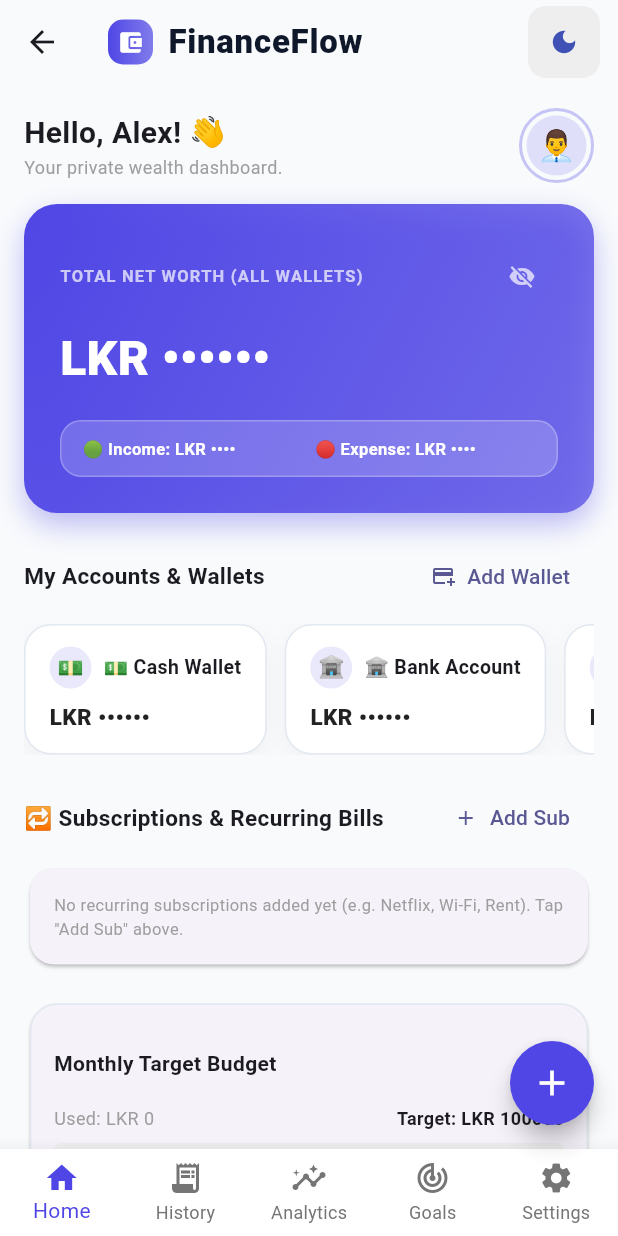
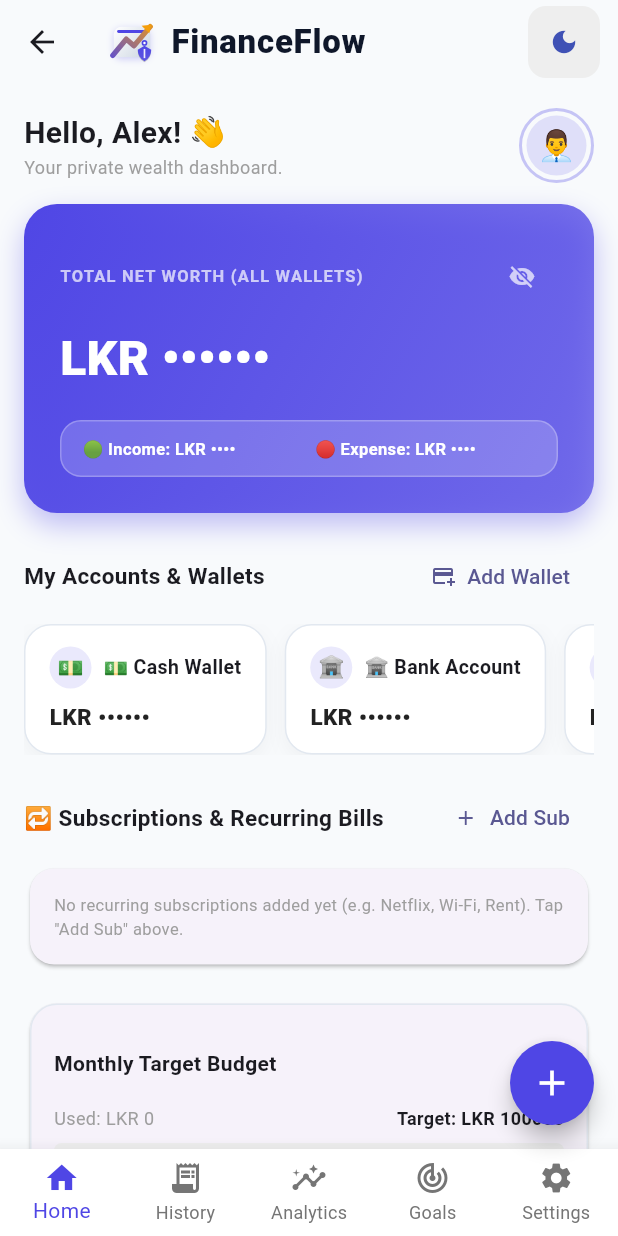
Before and after one commit to Kalana001/financeflow, a Flutter app: the DashboardScreen screen opened directly with empty values, after a tap on the "visibility" icon, on a phone screen of 412 x 824 dp. Run offline on Flutter 3.47's test engine with Material 3 defaults, Android fonts, the phone set to English and light mode, and no system bars; our stand-ins replace local_auth, shared_preferences, supabase_flutter; missing offline and left inert: dart:html; accounts and stored records are empty; Roboto replaces fonts that are missing (Outfit).

Commit message:
Implement dynamic logo matching uploaded design that dynamically adapts color when app theme changes

```diff
--- a/lib/screens/dashboard.dart
+++ b/lib/screens/dashboard.dart
@@ -3,6 +3,7 @@ import 'package:flutter/material.dart';
 import 'package:flutter/services.dart';
 import '../services/local_storage_service.dart';
 import '../utils/file_exporter.dart';
+import '../widgets/financeflow_logo.dart';
 
 class DashboardScreen extends StatefulWidget {
   final LocalStorageService storageService;
@@ -409,6 +410,8 @@ class _DashboardScreenState extends State<DashboardScreen> {
           child: Column(
             mainAxisAlignment: MainAxisAlignment.center,
             children: [
+              FinanceFlowLogo(size: 64, primaryColor: _themeColor, isDarkMode: _isDarkMode),
+              const SizedBox(height: 20),
               CircularProgressIndicator(color: _themeColor),
               const SizedBox(height: 16),
               const Text('Loading FinanceFlow...', style: TextStyle(fontWeight: FontWeight.bold, color: Colors.grey)),
@@ -459,13 +462,10 @@ class _DashboardScreenState extends State<DashboardScreen> {
           backgroundColor: Colors.transparent,
           title: Row(
             children: [
-              Container(
-                padding: const EdgeInsets.all(6),
-                decoration: BoxDecoration(
-                  gradient: LinearGradient(colors: [_themeColor, _themeColor.withOpacity(0.7)]),
-                  borderRadius: BorderRadius.circular(10),
-                ),
-                child: const Icon(Icons.account_balance_wallet, color: Colors.white, size: 18),
+              FinanceFlowLogo(
+                size: 32,
+                primaryColor: _themeColor,
+                isDarkMode: _isDarkMode,
               ),
               const SizedBox(width: 10),
               Text(
--- /dev/null
+++ b/lib/widgets/financeflow_logo.dart
@@ -0,0 +1,183 @@
+import 'package:flutter/material.dart';
+
+class FinanceFlowLogo extends StatelessWidget {
+  final double size;
+  final Color primaryColor;
+  final Color? accentColor;
+  final bool isDarkMode;
+
+  const FinanceFlowLogo({
+    super.key,
+    this.size = 28.0,
+    required this.primaryColor,
+    this.accentColor,
+    this.isDarkMode = false,
+  });
+
+  @override
+  Widget build(BuildContext context) {
+    final effectiveAccent = accentColor ?? const Color(0xFFF59E0B); // Gold/Amber accent
+
+    return SizedBox(
+      width: size,
+      height: size,
+      child: CustomPaint(
+        painter: _FinanceFlowLogoPainter(
+          primaryColor: primaryColor,
+          accentColor: effectiveAccent,
+          isDarkMode: isDarkMode,
+        ),
+      ),
+    );
+  }
+}
+
+class _FinanceFlowLogoPainter extends CustomPainter {
+  final Color primaryColor;
+  final Color accentColor;
+  final bool isDarkMode;
+
+  _FinanceFlowLogoPainter({
+    required this.primaryColor,
+    required this.accentColor,
+    required this.isDarkMode,
+  });
+
+  @override
+  void paint(Canvas canvas, Size size) {
+    final w = size.width;
+    final h = size.height;
+
+    // 1. Draw Wallet Body (Silver/White base with Primary Tint gradient)
+    final walletRect = RRect.fromRectAndRadius(
+      Rect.fromLTWH(w * 0.12, h * 0.18, w * 0.76, h * 0.64),
+      Radius.circular(w * 0.16),
+    );
+
+    final walletPaint = Paint()
+      ..shader = LinearGradient(
+        colors: [
+          isDarkMode ? const Color(0xFFE2E8F0) : const Color(0xFFFFFFFF),
+          isDarkMode ? const Color(0xFF94A3B8) : const Color(0xFFCBD5E1),
+        ],
+        begin: Alignment.topLeft,
+        end: Alignment.bottomRight,
+      ).createShader(walletRect.outerRect);
+
+    final shadowPaint = Paint()
+      ..color = primaryColor.withOpacity(0.25)
+      ..maskFilter = MaskFilter.blur(BlurStyle.normal, w * 0.08);
+
+    // Draw Wallet Shadow
+    canvas.drawRRect(walletRect.shift(Offset(0, h * 0.04)), shadowPaint);
+    // Draw Wallet Body
+    canvas.drawRRect(walletRect, walletPaint);
+
+    // Wallet Top Line Accent
+    final topLinePaint = Paint()
+      ..color = primaryColor
+      ..style = PaintingStyle.stroke
+      ..strokeWidth = w * 0.06
+      ..strokeCap = StrokeCap.round;
+
+    final topLinePath = Path()
+      ..moveTo(w * 0.22, h * 0.28)
+      ..lineTo(w * 0.78, h * 0.28);
+    canvas.drawPath(topLinePath, topLinePaint);
+
+    // Wallet Clasp Button
+    final claspPaint = Paint()..color = primaryColor;
+    canvas.drawCircle(Offset(w * 0.76, h * 0.52), w * 0.06, claspPaint);
+    canvas.drawCircle(Offset(w * 0.76, h * 0.52), w * 0.025, Paint()..color = Colors.white);
+
+    // 2. Draw Upward Growth Arrow (Dynamic Theme Gradient)
+    final arrowPaint = Paint()
+      ..shader = LinearGradient(
+        colors: [
+          primaryColor,
+          accentColor,
+        ],
+        begin: Alignment.bottomLeft,
+        end: Alignment.topRight,
+      ).createShader(Rect.fromLTWH(0, 0, w, h))
+      ..style = PaintingStyle.stroke
+      ..strokeWidth = w * 0.11
+      ..strokeCap = StrokeCap.round
+      ..strokeJoin = StrokeJoin.round;
+
+    final arrowPath = Path()
+      ..moveTo(w * 0.10, h * 0.78)
+      ..lineTo(w * 0.38, h * 0.44)
+      ..lineTo(w * 0.54, h * 0.58)
+      ..lineTo(w * 0.88, h * 0.18);
+
+    canvas.drawPath(arrowPath, arrowPaint);
+
+    // Arrow Head Tip Triangle
+    final tipPath = Path()
+      ..moveTo(w * 0.90, h * 0.14)
+      ..lineTo(w * 0.70, h * 0.16)
+      ..lineTo(w * 0.86, h * 0.32)
+      ..close();
+
+    final tipPaint = Paint()
+      ..color = accentColor
+      ..style = PaintingStyle.fill;
+    canvas.drawPath(tipPath, tipPaint);
+
+    // 3. Draw Security Shield Emblem (Bottom Right)
+    final shieldWidth = w * 0.28;
+    final shieldHeight = h * 0.32;
+    final shieldLeft = w * 0.62;
+    final shieldTop = h * 0.58;
+
+    final shieldPath = Path()
+      ..moveTo(shieldLeft + shieldWidth * 0.5, shieldTop)
+      ..lineTo(shieldLeft + shieldWidth, shieldTop + shieldHeight * 0.25)
+      ..quadraticBezierTo(
+        shieldLeft + shieldWidth,
+        shieldTop + shieldHeight * 0.75,
+        shieldLeft + shieldWidth * 0.5,
+        shieldTop + shieldHeight,
+      )
+      ..quadraticBezierTo(
+        shieldLeft,
+        shieldTop + shieldHeight * 0.75,
+        shieldLeft,
+        shieldTop + shieldHeight * 0.25,
+      )
+      ..close();
+
+    final shieldPaint = Paint()
+      ..shader = LinearGradient(
+        colors: [
+          primaryColor,
+          primaryColor.withOpacity(0.85),
+        ],
+        begin: Alignment.topCenter,
+        end: Alignment.bottomCenter,
+      ).createShader(Rect.fromLTWH(shieldLeft, shieldTop, shieldWidth, shieldHeight));
+
+    // Draw Shield Shadow & Body
+    canvas.drawPath(shieldPath.shift(Offset(0, h * 0.02)), Paint()..color = Colors.black.withOpacity(0.2));
+    canvas.drawPath(shieldPath, shieldPaint);
+
+    // Shield Inner Line Detail
+    final shieldLinePaint = Paint()
+      ..color = Colors.white.withOpacity(0.9)
+      ..style = PaintingStyle.stroke
+      ..strokeWidth = w * 0.035;
+
+    final shieldInnerPath = Path()
+      ..moveTo(shieldLeft + shieldWidth * 0.5, shieldTop + shieldHeight * 0.2)
+      ..lineTo(shieldLeft + shieldWidth * 0.5, shieldTop + shieldHeight * 0.8);
+    canvas.drawPath(shieldInnerPath, shieldLinePaint);
+  }
+
+  @override
+  bool shouldRepaint(covariant _FinanceFlowLogoPainter oldDelegate) {
+    return oldDelegate.primaryColor != primaryColor ||
+        oldDelegate.accentColor != accentColor ||
+        oldDelegate.isDarkMode != isDarkMode;
+  }
+}
```
Also changed, not shown: assets/app_logo.jpg (added).
